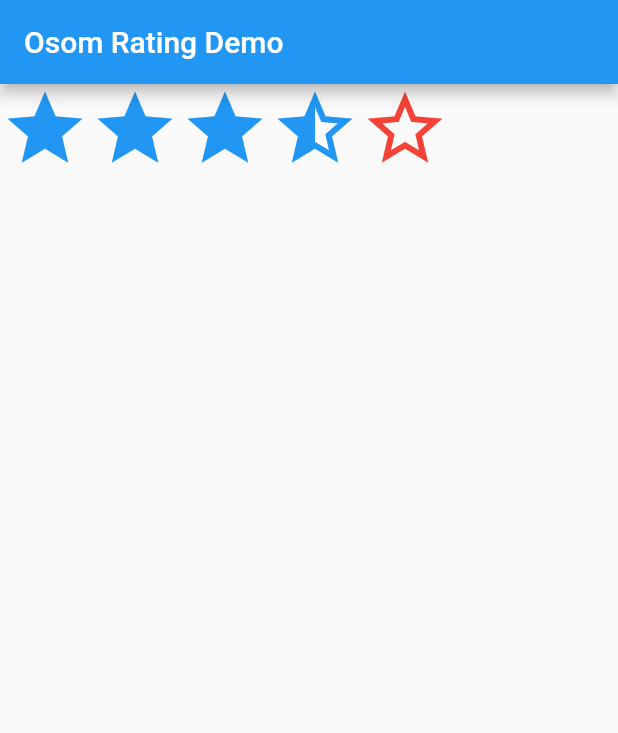
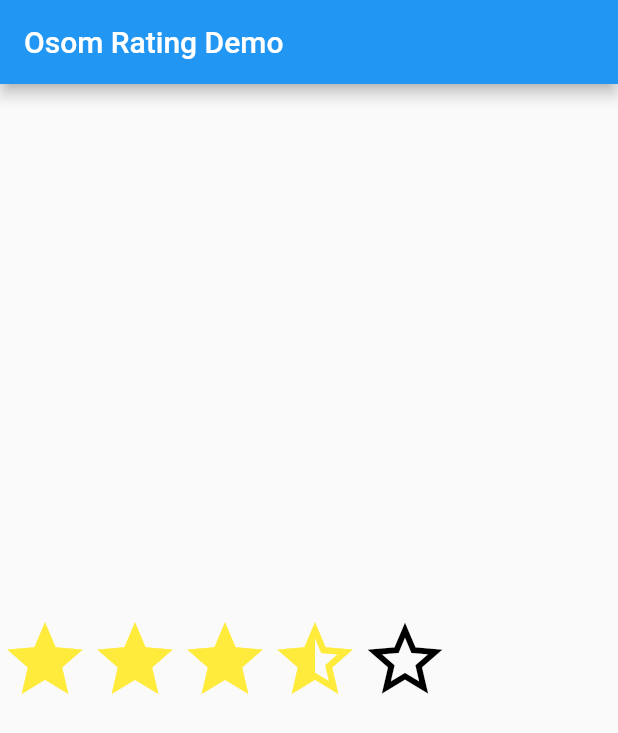
Before and after one commit to eperedo/osom_rating, a Flutter app: the screen it shows after launch, on a phone screen of 412 x 824 dp. Shown: the top 733 px of the screen. Run offline on Flutter 3.47's test engine with Material 2 defaults, Android fonts, the phone set to English and light mode, and no system bars.

```diff
--- a/example/lib/main.dart
+++ b/example/lib/main.dart
@@ -10,7 +10,7 @@ class MyApp extends StatefulWidget {
 }
 
 class _MyAppState extends State<MyApp> {
-  double ratingValue = 3.45;
+  double ratingValue = 3.5;
 
   @override
   void initState() {
@@ -24,11 +24,11 @@ class _MyAppState extends State<MyApp> {
           appBar: AppBar(
             title: const Text('Osom Rating Demo'),
           ),
-        body: OsomRating(
+          body: Container(
+            child: Center(
+              child: OsomRating(
                 rating: ratingValue,
                 sizeStar: 60,
-          colorStar: Colors.blue,
-          colorEmptyStar: Colors.red,
                 minimunHalfValue: 4,
                 totalStars: 5,
                 onTapped: (currentRating) {
@@ -43,6 +43,7 @@ class _MyAppState extends State<MyApp> {
                 },
               ),
             ),
+          )),
     );
   }
 }
```
Also changed, not shown: pubspec.yaml (+6 -3 lines), 2 other files. Lines whose indentation alone changed are shown as unchanged.
